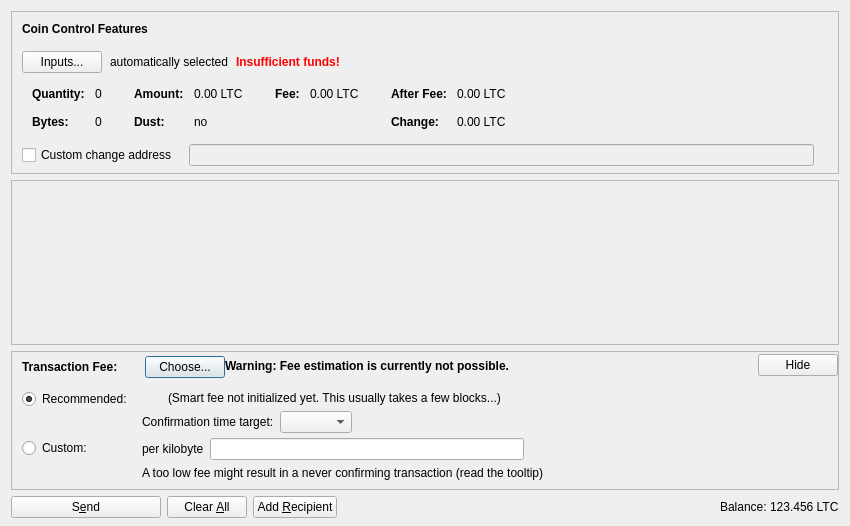
Qt form src/qt/forms/sendcoinsdialog.ui (monacoinproject/monacoin) before a commit.
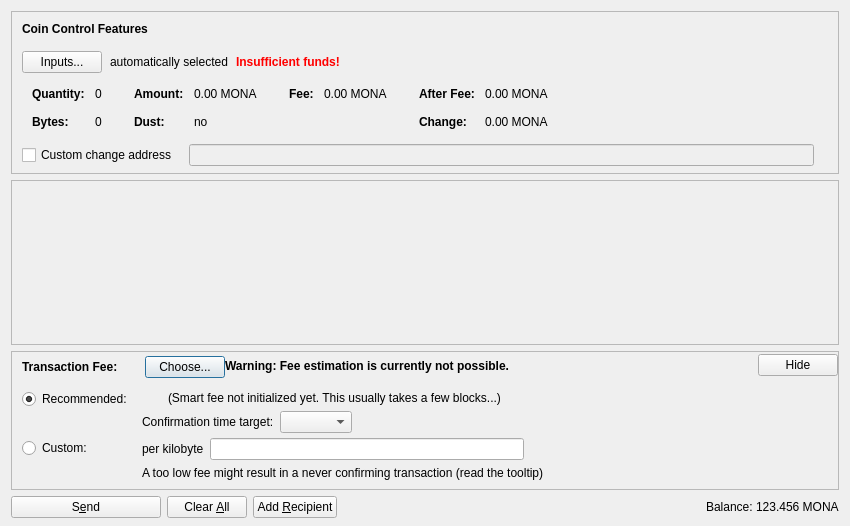
The same form after that commit. Icons and pictures are not drawn. Custom widgets are drawn as their Qt base class.

Patch:
```diff
--- a/src/qt/forms/sendcoinsdialog.ui
+++ b/src/qt/forms/sendcoinsdialog.ui
@@ -324,7 +324,7 @@
                   <enum>Qt::ActionsContextMenu</enum>
                  </property>
                  <property name="text">
-                  <string notr="true">0.00 LTC</string>
+                  <string notr="true">0.00 MONA</string>
                  </property>
                  <property name="textInteractionFlags">
                   <set>Qt::LinksAccessibleByMouse|Qt::TextSelectableByKeyboard|Qt::TextSelectableByMouse</set>
@@ -404,7 +404,7 @@
                   <enum>Qt::ActionsContextMenu</enum>
                  </property>
                  <property name="text">
-                  <string notr="true">0.00 LTC</string>
+                  <string notr="true">0.00 MONA</string>
                  </property>
                  <property name="textInteractionFlags">
                   <set>Qt::LinksAccessibleByMouse|Qt::TextSelectableByKeyboard|Qt::TextSelectableByMouse</set>
@@ -455,7 +455,7 @@
                   <enum>Qt::ActionsContextMenu</enum>
                  </property>
                  <property name="text">
-                  <string notr="true">0.00 LTC</string>
+                  <string notr="true">0.00 MONA</string>
                  </property>
                  <property name="textInteractionFlags">
                   <set>Qt::LinksAccessibleByMouse|Qt::TextSelectableByKeyboard|Qt::TextSelectableByMouse</set>
@@ -484,7 +484,7 @@
                   <enum>Qt::ActionsContextMenu</enum>
                  </property>
                  <property name="text">
-                  <string notr="true">0.00 LTC</string>
+                  <string notr="true">0.00 MONA</string>
                  </property>
                  <property name="textInteractionFlags">
                   <set>Qt::LinksAccessibleByMouse|Qt::TextSelectableByKeyboard|Qt::TextSelectableByMouse</set>
@@ -1204,7 +1204,7 @@
           <cursorShape>IBeamCursor</cursorShape>
          </property>
          <property name="text">
-          <string notr="true">123.456 LTC</string>
+          <string notr="true">123.456 MONA</string>
          </property>
          <property name="textInteractionFlags">
           <set>Qt::LinksAccessibleByMouse|Qt::TextSelectableByKeyboard|Qt::TextSelectableByMouse</set>
```
Left out of the diff: 2 changed lines with no effect on the pictures.
